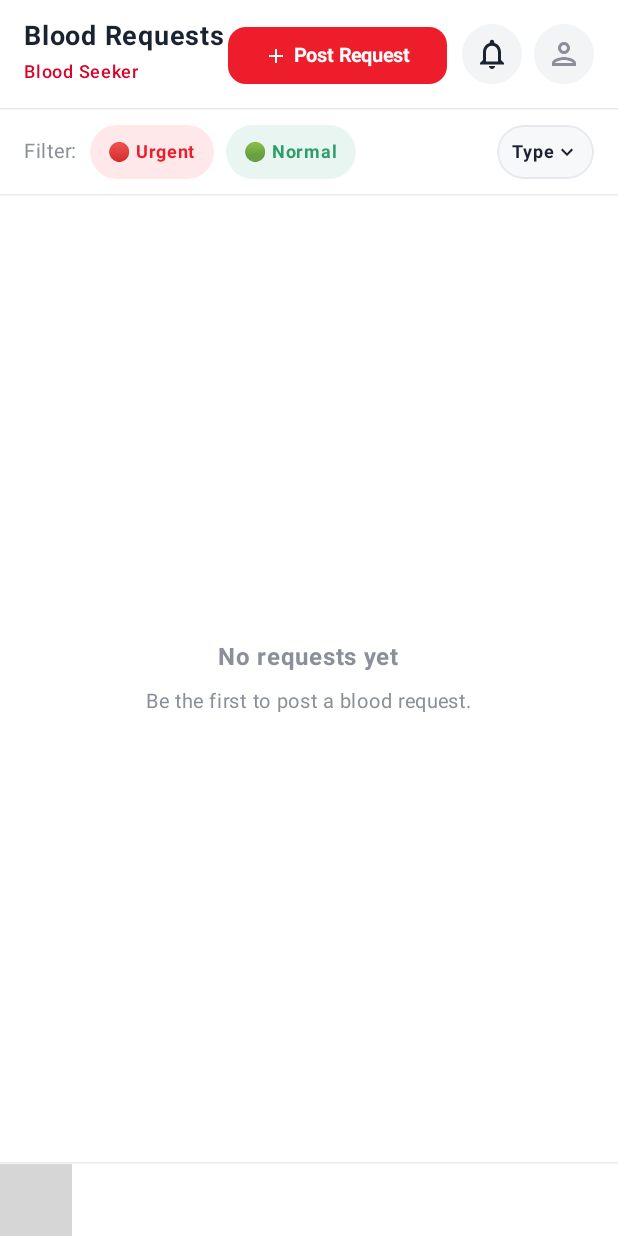
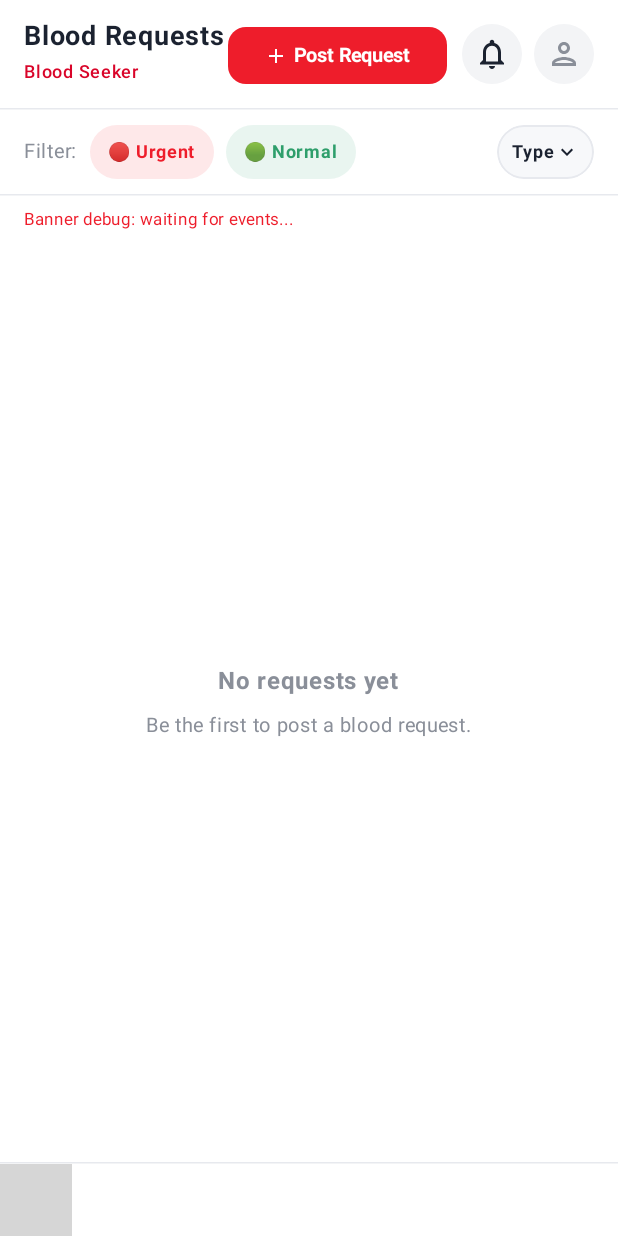
Before and after one commit to Chaosxenpai96/DuGO, an Android app built with Jetpack Compose: the composable RequestsScreen shown on its own in the app's theme, on a phone screen of 412 x 824 dp. Run offline under Robolectric (Android 15) with nearby library versions, the phone set to English and light mode, and no system bars; our stand-ins replace Firebase (no records; nobody signed in at launch, a user with empty details on screens opened directly); libraries missing offline, so code that uses them is left out: com.facebook, com.facebook.login, kotlin.math.acos, kotlin.math.cos, kotlin.math.ln and 1 more; 6 statements that could not run were skipped; grey boxes are pictures that could not be loaded.

Commit message:
TEMP: show why the featured banner isn't loading
Co-Authored-By: Claude Sonnet 5.5 <noreply@anthropic.com>
Claude-Session: https://claude.ai/code/session_01RfAQcEpj28dRPrsWiGXo7t

```diff
--- a/app/src/main/java/com/example/dugo/home/BloodDriveEvent.kt
+++ b/app/src/main/java/com/example/dugo/home/BloodDriveEvent.kt
@@ -42,7 +42,10 @@ object EventRepository {
      * Calls [onChange] with the next drive that is today or later, or null when
      * there isn't one. Remove the returned registration when the screen closes.
      */
-    fun listenNextDrive(onChange: (BloodDriveEvent?) -> Unit): ListenerRegistration {
+    fun listenNextDrive(
+        onStatus: (String) -> Unit = {},   // TEMP debug: why the banner is or isn't showing
+        onChange: (BloodDriveEvent?) -> Unit
+    ): ListenerRegistration {
         val startOfToday = Calendar.getInstance().apply {
             set(Calendar.HOUR_OF_DAY, 0)
             set(Calendar.MINUTE, 0)
@@ -58,10 +61,17 @@ object EventRepository {
                 if (error != null) {
                     // The banner is optional, so a failure just hides it.
                     Log.w(TAG, "Could not load blood drives", error)
+                    onStatus("error: ${error.message}")
                     onChange(null)
                     return@addSnapshotListener
                 }
-                onChange(snapshot?.documents.orEmpty().firstNotNullOfOrNull(::toEvent))
+                val docs = snapshot?.documents.orEmpty()
+                val event = docs.firstNotNullOfOrNull(::toEvent)
+                onStatus(
+                    "upcoming docs=${docs.size}, readable=${if (event != null) 1 else 0}, " +
+                            "fromCache=${snapshot?.metadata?.isFromCache}"
+                )
+                onChange(event)
             }
     }
 
--- a/app/src/main/java/com/example/dugo/home/RequestsScreen.kt
+++ b/app/src/main/java/com/example/dugo/home/RequestsScreen.kt
@@ -109,6 +109,7 @@ fun RequestsScreen(
     var isSendingMessage by remember { mutableStateOf(false) }
     var messageError by remember { mutableStateOf<String?>(null) }
     var featuredEvent by remember { mutableStateOf<BloodDriveEvent?>(null) }
+    var eventStatus by remember { mutableStateOf("waiting for events...") } // TEMP debug
     var requestToComplete by remember { mutableStateOf<BloodRequest?>(null) }
     val myUid = AuthRepository.currentUser?.uid
 
@@ -122,7 +123,7 @@ fun RequestsScreen(
 
     // Next blood donation drive, shown as the featured banner when there is one
     DisposableEffect(Unit) {
-        val registration = EventRepository.listenNextDrive { featuredEvent = it }
+        val registration = EventRepository.listenNextDrive(onStatus = { eventStatus = it }) { featuredEvent = it }
         onDispose { registration.remove() }
     }
 
@@ -155,6 +156,16 @@ fun RequestsScreen(
         )
 
         HorizontalDivider(color = Line)
+
+        // TEMP debug: remove once the banner works
+        if (featuredEvent == null) {
+            Text(
+                "Banner debug: $eventStatus",
+                color = UrgentRed,
+                fontSize = 11.sp,
+                modifier = Modifier.padding(horizontal = 16.dp, vertical = 4.dp)
+            )
+        }
 
         // Feed
         if (filtered.isEmpty()) {
```
